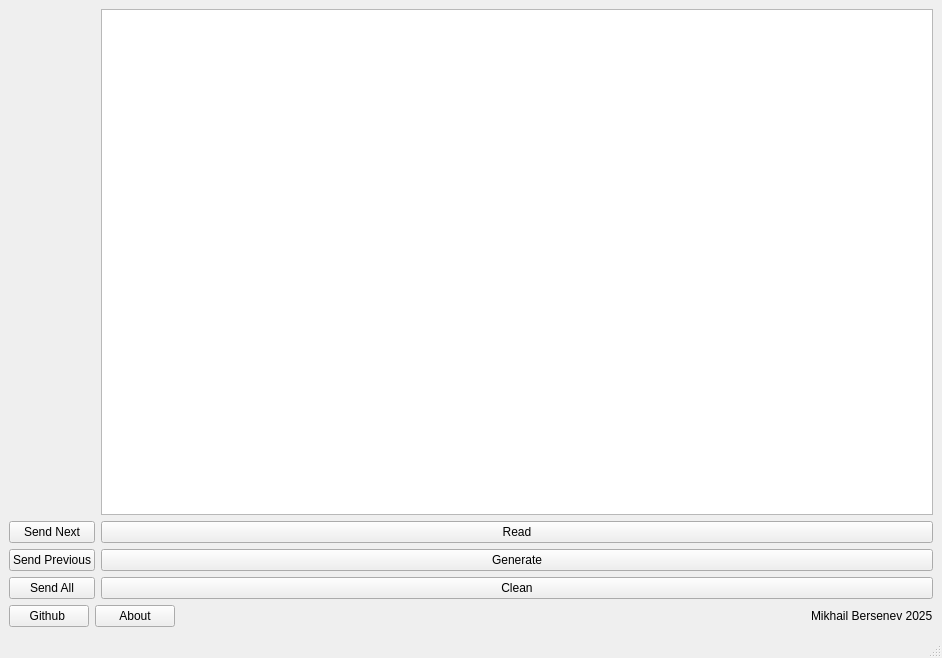
First picture: the form in mainwindow.ui, repository MikhailBersenev/EANScannerEmu, before the edit.
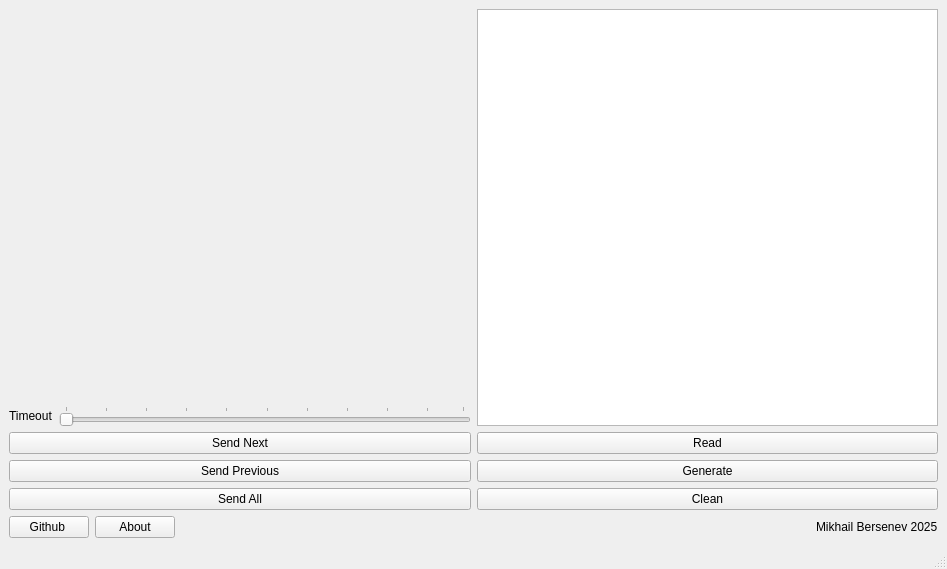
Second picture: the form after the edit. Icons and pictures are not drawn.

Commit message:
Refactor CStringSender interface and enhance barcode sending functionality
- Changed SendString method in CStringSender and CStringSenderLinuxWayland to accept a pointer to QString instead of a reference.
- Improved SendString implementation to utilize multiple methods for sending strings, including wtype and ydotool, with fallback to clipboard.
- Added new methods in MainWindow for sending all barcodes and handling user interactions with a timer for sending barcodes sequentially.
- Updated UI to include a timeout slider for controlling the delay between sending barcodes.

What changed in the file:
```diff
--- a/mainwindow.ui
+++ b/mainwindow.ui
@@ -6,8 +6,8 @@
    <rect>
     <x>0</x>
     <y>0</y>
-    <width>942</width>
-    <height>658</height>
+    <width>947</width>
+    <height>569</height>
    </rect>
   </property>
   <property name="windowTitle">
@@ -30,6 +30,30 @@
         </property>
        </widget>
       </item>
+      <item>
+       <layout class="QHBoxLayout" name="TimeoutLayout">
+        <item>
+         <widget class="QLabel" name="TimeoutLabel">
+          <property name="text">
+           <string>Timeout</string>
+          </property>
+         </widget>
+        </item>
+        <item>
+         <widget class="QSlider" name="TimeoutSlider">
+          <property name="orientation">
+           <enum>Qt::Orientation::Horizontal</enum>
+          </property>
+          <property name="tickPosition">
+           <enum>QSlider::TickPosition::TicksAbove</enum>
+          </property>
+          <property name="tickInterval">
+           <number>10</number>
+          </property>
+         </widget>
+        </item>
+       </layout>
+      </item>
       <item>
        <widget class="QPushButton" name="SendNextButton">
         <property name="text">
```
Left out of the diff: 2 changed lines with no effect on the pictures. The commit also changes 7 other files.
